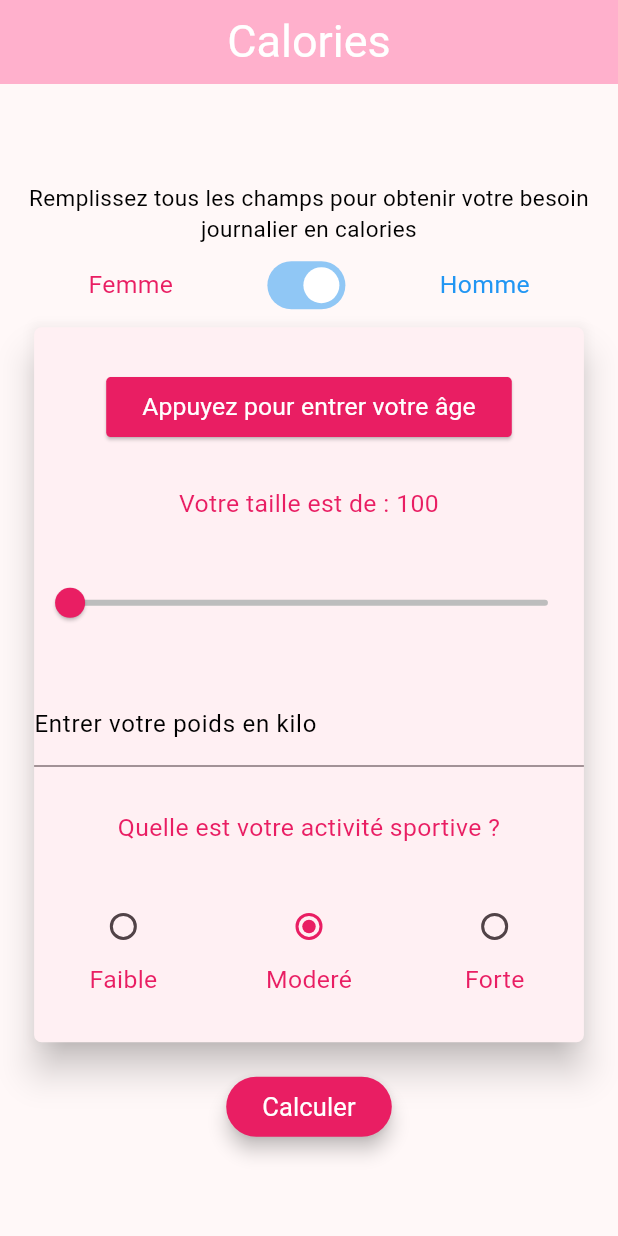
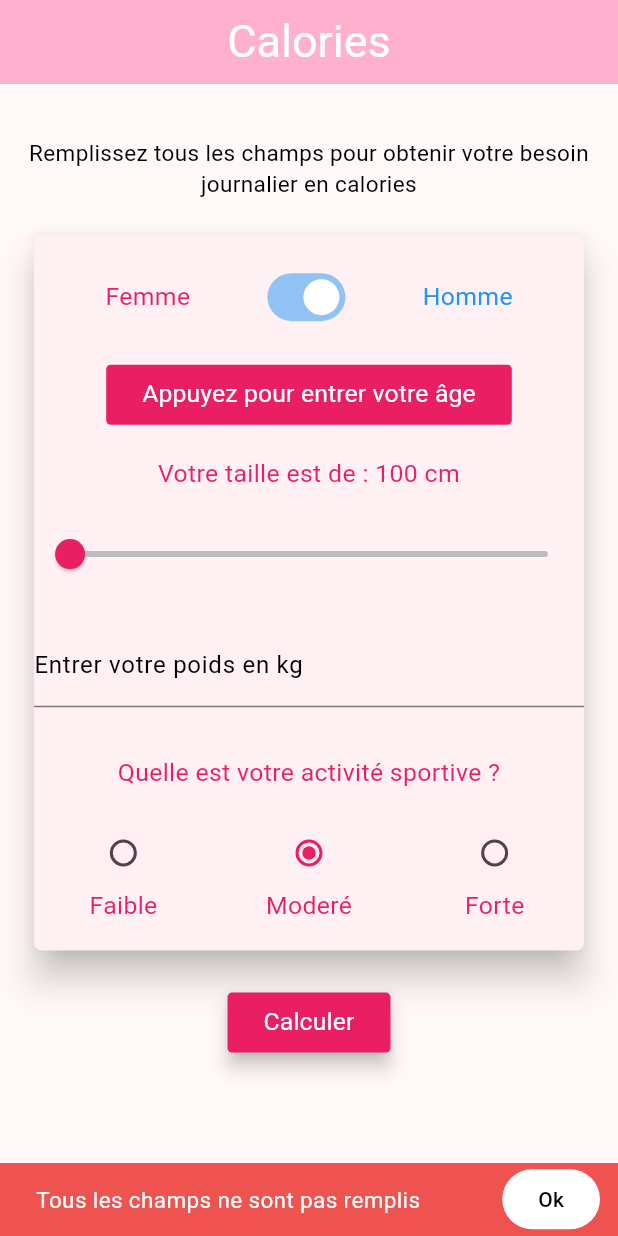
Before and after one commit to moAllElite/calories, a Flutter app: the screen it shows after launch, after a tap on "Calculer", on a phone screen of 412 x 824 dp. Run offline on Flutter 3.47's test engine with Material 2 defaults, Android fonts, the phone set to English and light mode, and no system bars.

Commit message:
calories

```diff
--- a/lib/main.dart
+++ b/lib/main.dart
@@ -41,6 +41,9 @@ class _MyHomePageState extends State<MyHomePage> {
   @override
   Widget build(BuildContext context) {
 
-    return const CaloriesPage();
+    return GestureDetector(
+      onTap: (()=> FocusScope.of(context).requestFocus(FocusNode())),
+      child: const CaloriesPage(),
+    );
   }
 }
--- a/lib/models/sport_level.dart
+++ b/lib/models/sport_level.dart
@@ -1,5 +1,5 @@
 enum SportLevel{
-  Faible,
-  Modere,
-  Forte
+  faible,
+  modere,
+  forte
 }
--- a/lib/widgets/calories_page.dart
+++ b/lib/widgets/calories_page.dart
@@ -1,8 +1,8 @@
-import 'dart:async';
-
+import 'package:calories/widgets/elevated_button.dart';
+import 'package:calories/widgets/snack_bar.dart';
 import 'package:flutter/material.dart';
-import 'package:calories/models/custom_text.dart';
-import 'package:calories/models/sport_level.dart';
+import '../models/custom_text.dart';
+import '../models/sport_level.dart';
 class CaloriesPage extends StatefulWidget{
   const CaloriesPage({super.key});
   @override
@@ -10,43 +10,58 @@ class CaloriesPage extends StatefulWidget{
 
 }
 class _CaloriesPage extends State<CaloriesPage>{
-  SportLevel _level=SportLevel.Modere;
-  bool interrupteur=true;
+  /*
+   * variables
+   */
+  late double age=0;
+  bool genre=true;
   bool active=false;
+  double height=100.0;
+  late double weight=0;
+  int calorieBase=0;
+  int calorieActivite=0;
+  SportLevel _level=SportLevel.modere;
 
-  double height=100.0;
   @override
   Widget build(BuildContext context) {
-    Color myColor = (interrupteur) ? Colors.pink : Colors.blue;
+
     return Scaffold(
-        resizeToAvoidBottomInset: false,
         appBar: AppBar(
-          backgroundColor: (interrupteur) ?
+          backgroundColor: (genre) ?
           Theme
               .of(context)
               .colorScheme
               .inversePrimary : Colors.blue,
           title: CustomText("Calories ", color: Colors.white, fontSize: 30.0),
         ),
-        body: SizedBox(
+        body: SingleChildScrollView(
+          padding:const EdgeInsets.all(15.0),
+          child: Column(
+            mainAxisAlignment: MainAxisAlignment.center,
+            children: [
+              padding(),
+              CustomText(
+                "Remplissez tous les champs pour obtenir votre besoin journalier en calories",
+                fontSize: 15.0,
+              ),
+              padding(),
+              SizedBox(
+                width: MediaQuery
+                    .of(context)
+                    .size
+                    .width / 1.1,
                 height: MediaQuery
                     .of(context)
                     .size
-              .height * 1.1,
-          width: MediaQuery
-              .of(context)
-              .size
-              .width,
+                    .height / 1.7,
+                child:   Card(
+                  shape: const RoundedRectangleBorder(
+                      borderRadius: BorderRadius.all(Radius.circular(5))
+                  ),
+                  elevation: 10,
                   child: Column(
-            mainAxisAlignment: MainAxisAlignment.center,
-            children: [
-              Padding(
-                padding: const EdgeInsets.all(3),
-                child: CustomText(
-                  "Remplissez tous les champs pour obtenir votre besoin journalier en calories",
-                  fontSize: 15.0,
-                ),
-              ),
+                    mainAxisAlignment: MainAxisAlignment.spaceEvenly,
+                    children: <Widget>[
                       Row(
                         mainAxisAlignment: MainAxisAlignment.spaceEvenly,
                         crossAxisAlignment: CrossAxisAlignment.center,
@@ -59,12 +74,12 @@ class _CaloriesPage extends State<CaloriesPage>{
                             thumbColor: const MaterialStatePropertyAll(
                                 Colors.white
                             ),
-                    value: interrupteur,
+                            value: genre,
                             activeColor: Colors.blue,
                             inactiveTrackColor: Colors.pink,
                             onChanged: (bool value) =>
                                 setState(() {
-                          interrupteur = value;
+                                  genre = value;
                                 }),
                           ),
                           CustomText(
@@ -73,112 +88,71 @@ class _CaloriesPage extends State<CaloriesPage>{
                           ),
                         ],
                       ),
-              SizedBox(
-                width: MediaQuery
-                    .of(context)
-                    .size
-                    .width / 1.1,
-                height: MediaQuery
-                    .of(context)
-                    .size
-                    .height / 1.7,
-                child: Card(
-                  shape: const RoundedRectangleBorder(
-                      borderRadius: BorderRadius.all(Radius.circular(5))
+                      elevatedButton(
+                          (age==0 )?
+                          "Appuyez pour entrer votre âge":"Votre âge est de : ${age.toInt()} ans",
+                          setColor(), (){showYear();}, 0
                       ),
-                  elevation: 10,
-                  child: Column(
-                    mainAxisAlignment: MainAxisAlignment.spaceEvenly,
-                    children: <Widget>[
-                      ElevatedButton(
-                        onPressed: () {
-                          showYear();
-                        },
-                        style: ButtonStyle(
-                            backgroundColor: MaterialStatePropertyAll(
-                                (interrupteur == true) ? Colors.pink : Colors
-                                    .blue
-                            ),
-                            overlayColor: const MaterialStatePropertyAll(
-                                Colors.transparent
-                            ),
-                            shape: const MaterialStatePropertyAll(
-                              RoundedRectangleBorder(
-                                  borderRadius: BorderRadius.all(
-                                      Radius.circular(3))
-                              ),
-                            ),
-                            splashFactory: InkRipple.splashFactory,
-                            foregroundColor: const MaterialStatePropertyAll(
-                                Colors.cyan
-                            )
-                        ),
-                        child: CustomText(
-                          "Appuyez pour entrer votre âge",
-                          color: Colors.white,
-                        ),
-                      ),
-                      CustomText(
-                        "Votre taille est de\t: ${height.toInt()} ",
-                        color: myColor,
+                      CustomText("Votre taille est de\t: ${height.toInt()} cm",
+                        color: setColor(),
                       ),
                       Slider(
-                          activeColor: (interrupteur) ? Colors.pink : Colors
-                              .blue,
+                          activeColor: setColor(),
                           inactiveColor: Colors.grey[400],
                           value: height,
                           min: 100,
-                          max: 200,
+                          max: 215,
                           onChanged: (value) {
                             setState(() {
                               height = value;
                             });
                           }
                       ),
-                      TextField(
+                      Container(
+                        margin: const EdgeInsets.only(top: 5,bottom: 15),
+                        child: TextField(
                           decoration: const InputDecoration(
-                          labelText: "Entrer votre poids en kilo",
+                            labelText: "Entrer votre poids en kg",
                             labelStyle: TextStyle(
                                 fontSize: 16,
                                 color: Colors.black
                             ),
                           ),
-                        onSubmitted: (value) {
+                          onChanged: (String value) {
                             setState(() {
-                            weight=value ;
+                              weight=double.tryParse(value)!;
                             });
-                          showWeight();
                           },
                           keyboardType: TextInputType.number,
                         ),
+                      ),
                       CustomText(
                         "Quelle est votre activité sportive ?",
-                        color: myColor,
+                        color: setColor(),
                       ),
                       Row(
                         mainAxisAlignment: MainAxisAlignment.spaceAround,
                         children: [
                           Column(
                               children: <Widget>[
-                                Radio<SportLevel>(
-                                  activeColor: myColor,
-                                  value: SportLevel.Faible,
+                                Radio(
+                                    activeColor: setColor(),
+                                    value: SportLevel.faible,
                                     groupValue: _level,
-                                  onChanged: (SportLevel ?value) {
+                                    onChanged: (SportLevel ? value) {
                                       setState(() {
                                         _level = value!;
                                       });
-                                  },
+                                    }
                                 ),
-                                CustomText("Faible", color: myColor,
-                                  textAlign: TextAlign.left,)
+                                CustomText("Faible", color: setColor() , textAlign: TextAlign.left,)
                               ]
                           ),
                           Column(
                             children: <Widget>[
                               Radio<SportLevel>(
-                                activeColor: myColor,
-                                value: SportLevel.Modere,
+                                activeColor: setColor(),
+                                value: SportLevel.modere,
                                 groupValue: _level,
                                 onChanged: (SportLevel ? value) {
                                   setState(() {
@@ -186,15 +160,14 @@ class _CaloriesPage extends State<CaloriesPage>{
                                   });
                                 },
                               ),
-                              CustomText("Moderé", color: myColor,
-                                textAlign: TextAlign.left,)
+                              CustomText("Moderé", color: setColor(), textAlign: TextAlign.left,)
                             ],
                           ),
                           Column(
                             children: <Widget>[
                               Radio<SportLevel>(
-                                activeColor: myColor,
-                                value: SportLevel.Forte,
+                                activeColor:setColor(),
+                                value: SportLevel.forte,
                                 groupValue: _level,
                                 onChanged: (SportLevel ? value) {
                                   setState(() {
@@ -202,96 +175,112 @@ class _CaloriesPage extends State<CaloriesPage>{
                                   });
                                 },
                               ),
-                              CustomText("Forte", color: myColor,
-                                textAlign: TextAlign.left,)
+                              CustomText("Forte", color: setColor() , textAlign: TextAlign.left,)
                             ],
                           ),
                         ],
-                      ),
+                      )
                     ],
                   ),
                 ),
               ),
-              Container(
-                margin: const EdgeInsets.only(top: 15),
-                child: ElevatedButton(
-                    onPressed: () {
-
-                    },
-                    style: ButtonStyle(
-                      backgroundColor: MaterialStatePropertyAll(
-                          (interrupteur) ? Colors.pink : Colors.blue
-                      ),
-                      elevation: const MaterialStatePropertyAll(
-                          5.0
-                      ),
-                    ),
-                    child: CustomText(
-                      "Calculer", color: Colors.white, fontSize: 17.0,)),
-              )
+              padding(),
+              elevatedButton(
+                  "Calculer",
+                  setColor(),
+                    calculerNombreDeCalories,
+               5.0),
             ],
           ),
         )
     );
   }
-  late String  weight;
-  Future showWeight() async{
-    return showDialog(
+    Color setColor()  {
+    if (genre) {
+    return   Colors.pink ;
+    }{
+     return  Colors.blue;
+    }
+  }
+
+
+  Future  showYear() async {
+    final  choix = await showDatePicker(
       context: context,
-        builder:(context) {
-          return AlertDialog(
-            title: CustomText("Votre poids est de :\t $weight kilos"),
-            shape: const RoundedRectangleBorder(
-              borderRadius: BorderRadius.all(Radius.circular(5))
+      initialDatePickerMode: DatePickerMode.year,
+      initialDate: DateTime.now(),
+      firstDate: DateTime(1900),
+      lastDate: DateTime.now(),
+    );
+    if (choix != null) {
+      var difference = DateTime
+          .now()
+          .difference(choix);
+
+      var day=difference.inDays;
+      var years=(day/365);
+
+      setState(() {
+        age=years;
+      });
+    }
+    return choix;
+  }
+  Padding padding (){
+    return const Padding(padding: EdgeInsets.only(top: 20));
+  }
+  void  calculerNombreDeCalories() async {
+    if(age.toInt() != 0  && weight != 0 ){
+        if(genre){
+          calorieBase=(66.4730 + (13.7516 * weight) + (5.0033 * height) -(6.755 * age)).toInt();
+        }else{
+          calorieBase=(66.0955 + (9.5634 * weight) + (1.8496 * height) -(4.6756 * age)).toInt();
+        }
+        switch(_level.index){
+          case 0:
+            calorieActivite = (calorieBase * 1.2).toInt();break;
+          case 1:
+            calorieActivite = (calorieBase * 1.5).toInt();break;
+          case 2:
+            calorieActivite = (calorieBase * 1.8).toInt();break;
+          default:
+            calorieActivite = calorieBase; break;
+        }
+        setState(() {
+          _showMyDialog();
+        });
+    }else{
+       ScaffoldMessenger.of(context).showSnackBar(snackBar);
+    }
+  }
+  Future<void> _showMyDialog() async{
+    return showDialog<void>(
+    context: context,
+    barrierDismissible: false,
+    builder: (BuildContext buildContext){
+      return SimpleDialog(
+        title:CustomText('Votre besoin en calories ',color: setColor(),) ,
+        contentPadding: const EdgeInsets.all(15.0),
+        shape: RoundedRectangleBorder(
+          borderRadius: BorderRadius.circular(2)
         ),
-            actions: [
-              TextButton(onPressed: (){
-                Navigator.pop(context);
+        children:<Widget> [
+          padding(),
+          CustomText("Votre besoin en calories est de :\t $calorieBase ",fontWeight: FontWeight.w600),
+          padding(),
+          CustomText("Votre besoin avec activité sportive est de :\t $calorieActivite "),
+          elevatedButton(
+              "ok".toUpperCase(),
+              setColor(),
+              (){
+                Navigator.of(buildContext).pop();
               },
-                  child:CustomText("Ok",color: Colors.blue[800],)
-              ),
-            ],
-          ) ;
-        },
-    );
-  }
-  late String age;
-  Future calculAge() async{
-    return showDialog(
-      context: context,
-      builder: (context) {
-        return AlertDialog(
-          title: CustomText(
-            "votre age est de :\t ${
-                 DateTime.now().year.toInt() - birthday.year.toInt()
-            }",
-          ),
-          shape: RoundedRectangleBorder(
-              borderRadius: BorderRadius.circular(5)
-          ),
-          actions: [
-              TextButton(
-                onPressed: ()=>Navigator.pop(context),
-                child:CustomText("OK",color: Colors.blue[800],)
+            10
           )
         ],
       );
-      },
-    );
+  });
   }
-  DateTime birthday=DateTime(2000);
-  Future<DateTime?> showYear() async {
-    return showDatePicker(
-        context: context,
-        initialDatePickerMode: DatePickerMode.year,
-        initialDate: DateTime(2000),
-        firstDate: DateTime(1950),
-        lastDate: DateTime(2022),
-        onDatePickerModeChange: (value) {
-          setState(() {
-            birthday=value as DateTime;
-          });
-        },
-    ).whenComplete(() => calculAge());
+
+
 }
-}
--- /dev/null
+++ b/lib/widgets/elevated_button.dart
@@ -0,0 +1,30 @@
+import 'package:calories/models/custom_text.dart';
+import 'package:flutter/material.dart';
+
+ElevatedButton elevatedButton (String data,Color color, Function()  action,double value){
+  return ElevatedButton(
+      style: ButtonStyle(
+          backgroundColor: MaterialStatePropertyAll(
+              color
+          ),
+          elevation: MaterialStatePropertyAll(
+            value
+          ),
+          overlayColor: const MaterialStatePropertyAll(
+              Colors.transparent
+          ),
+          shape: const MaterialStatePropertyAll(
+            RoundedRectangleBorder(
+                borderRadius: BorderRadius.all(
+                    Radius.circular(3))
+            ),
+          ),
+          splashFactory: InkRipple.splashFactory,
+          foregroundColor: const MaterialStatePropertyAll(
+              Colors.cyan
+          )
+      ),
+      onPressed: action ,
+      child: CustomText(data, color: Colors.white,),
+  );
+}
--- /dev/null
+++ b/lib/widgets/snack_bar.dart
@@ -0,0 +1,15 @@
+import 'package:flutter/material.dart';
+
+import '../models/custom_text.dart';
+final snackBar =SnackBar(
+  content: CustomText("Tous les champs ne sont pas remplis",textAlign: TextAlign.justify,color: Colors.white,fontSize: 15.0,),
+  dismissDirection: DismissDirection.endToStart,
+  backgroundColor: Colors.red[400],
+  duration: const Duration(seconds: 7),
+  elevation: 10.0,
+  action: SnackBarAction(
+    onPressed: (){
+
+    }, label: 'Ok',backgroundColor: Colors.white,textColor: Colors.black,
+  ),
+);
```
Lines whose indentation alone changed are shown as unchanged.
